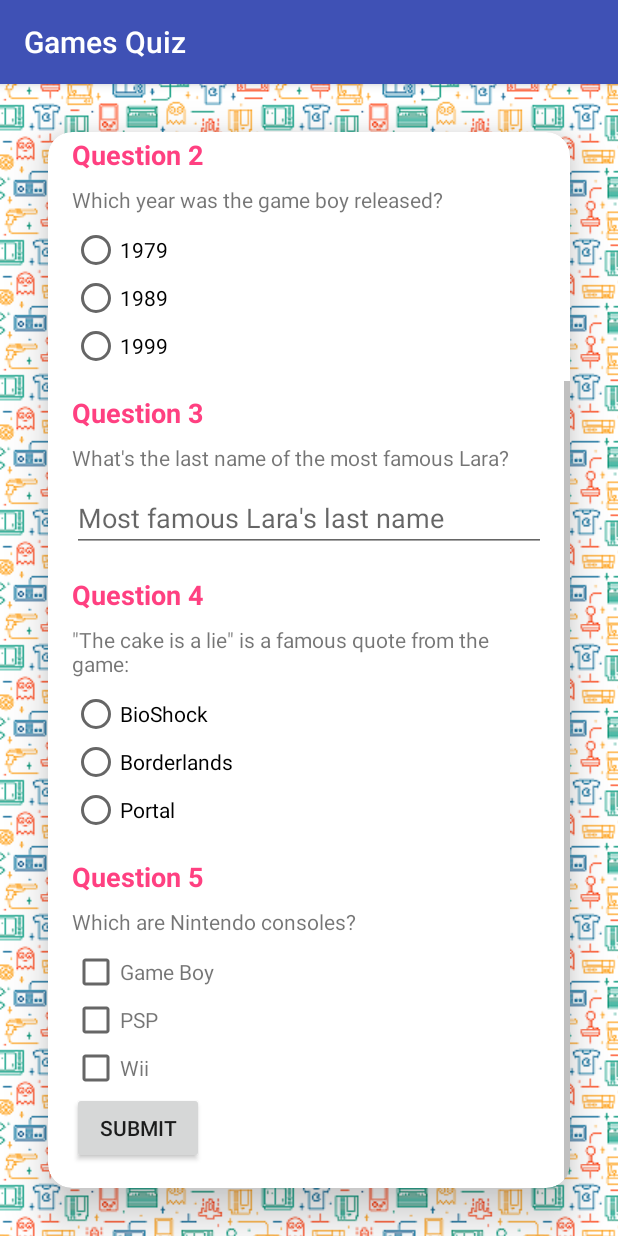
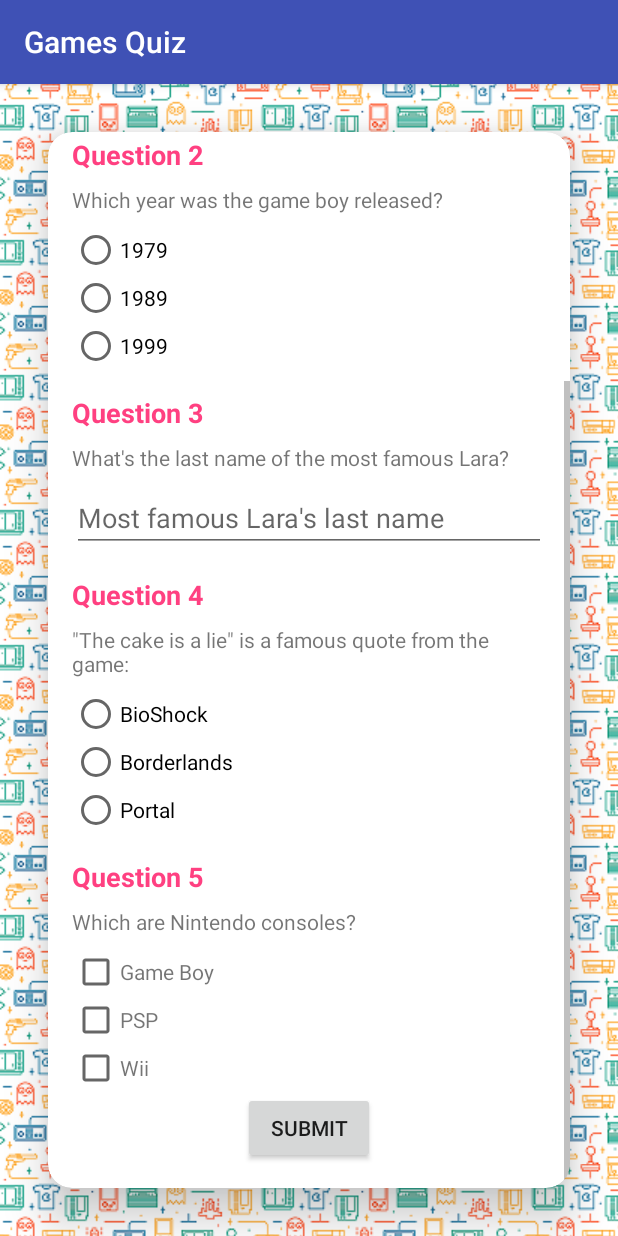
Before and after one commit to laramartin/android_games_quiz_udacity, an Android app: the screen it shows after launch (MainActivity), scrolled down 217 dp, on a phone screen of 412 x 824 dp. Run offline under Robolectric (Android 15) with nearby library versions, the phone set to English and light mode, and no system bars.

Commit message:
centered button. Cleaned code.

```diff
--- a/GamesQuiz/app/src/main/res/layout/activity_main.xml
+++ b/GamesQuiz/app/src/main/res/layout/activity_main.xml
@@ -232,12 +232,12 @@
                     android:id="@+id/submitButton"
                     android:layout_width="wrap_content"
                     android:layout_height="wrap_content"
-                    android:text="@string/submit"/>
+                    android:text="@string/submit"
+                    android:layout_gravity="center_horizontal"/>
             </LinearLayout>
 
         </ScrollView>
 
-
     </android.support.v7.widget.CardView>
 
 </RelativeLayout>
```
Also changed, not shown: GamesQuiz/app/src/main/java/eu/laramartin/gamesquiz/MainActivity.java (+2 -20 lines).
